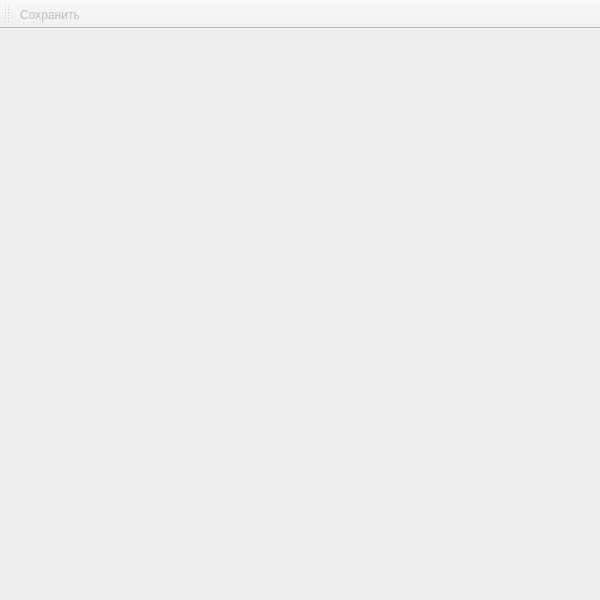
Before: the Qt Designer form editor/mainwindow.ui in TheMrButcher/offline-mentor, drawn with Qt 5.
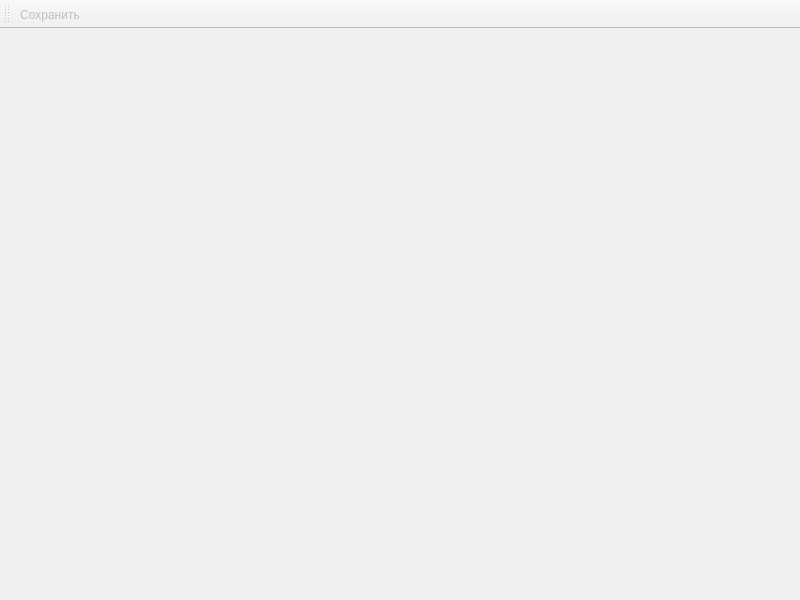
After: the same form once the commit is applied. Icons and pictures are not drawn.

The edit to the form file:
```diff
--- a/editor/mainwindow.ui
+++ b/editor/mainwindow.ui
@@ -6,7 +6,7 @@
    <rect>
     <x>0</x>
     <y>0</y>
-    <width>600</width>
+    <width>800</width>
     <height>600</height>
    </rect>
   </property>
```
